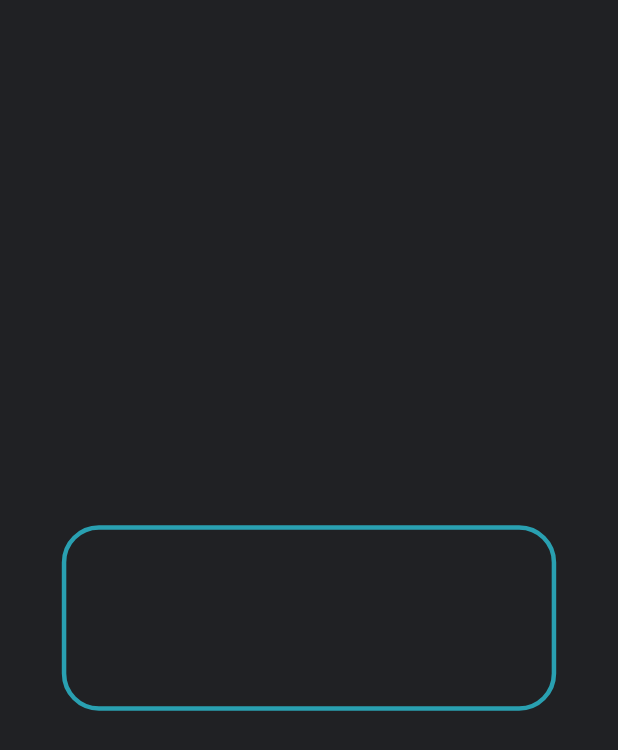
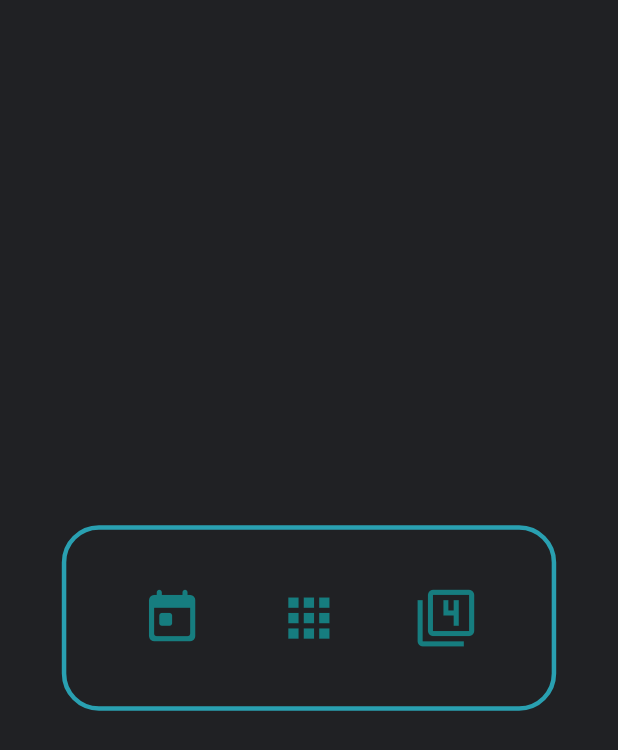
Before and after one commit to jatinkarthik-tripathy/totallyCool-Launcher, a Flutter app: the screen it shows after launch, on a phone screen of 412 x 824 dp. Shown: the top 750 px of the screen. Run offline on Flutter 3.47's test engine with Material 2 defaults, Android fonts, the phone set to English and light mode, and no system bars; missing offline and left inert: device_apps.

```diff
--- a/lib/main.dart
+++ b/lib/main.dart
@@ -1,5 +1,6 @@
 import 'package:flutter/material.dart';
 import 'package:flutter/services.dart';
+import 'package:launcher/screens/apps.dart';
 import 'package:launcher/screens/home.dart';
 
 void main() {
@@ -21,6 +22,10 @@ class MyApp extends StatelessWidget {
         accentColor: Color(0xFF29A0B1),
       ),
       home: MyHomePage(),
+      routes: <String, WidgetBuilder>{
+        '/home': (BuildContext context) => MyHomePage(),
+        '/apps': (BuildContext context) => Apps(),
+      },
     );
   }
 }
--- a/lib/screens/home.dart
+++ b/lib/screens/home.dart
@@ -1,11 +1,6 @@
 import 'package:flutter/material.dart';
 
-class MyHomePage extends StatefulWidget {
-  @override
-  _MyHomePageState createState() => _MyHomePageState();
-}
-
-class _MyHomePageState extends State<MyHomePage> {
+class MyHomePage extends StatelessWidget {
   @override
   Widget build(BuildContext context) {
     Size size = MediaQuery.of(context).size;
@@ -22,7 +17,43 @@ class _MyHomePageState extends State<MyHomePage> {
               width: 3,
             ),
           ),
-          child: Row(),
+          child: Row(
+            mainAxisAlignment: MainAxisAlignment.spaceEvenly,
+            children: [
+              InkWell(
+                enableFeedback: true,
+                highlightColor: Theme.of(context).accentColor,
+                onTap: () {},
+                child: Icon(
+                  Icons.today_rounded,
+                  color: Theme.of(context).primaryColor,
+                  size: size.height * 0.05,
+                ),
+              ),
+              InkWell(
+                enableFeedback: true,
+                highlightColor: Theme.of(context).accentColor,
+                onTap: () {
+                  Navigator.pushNamed(context, '/apps');
+                },
+                child: Icon(
+                  Icons.apps,
+                  color: Theme.of(context).primaryColor,
+                  size: size.height * 0.05,
+                ),
+              ),
+              InkWell(
+                enableFeedback: true,
+                highlightColor: Theme.of(context).accentColor,
+                onTap: () {},
+                child: Icon(
+                  Icons.filter_4,
+                  color: Theme.of(context).primaryColor,
+                  size: size.height * 0.05,
+                ),
+              ),
+            ],
+          ),
         ),
       ),
     );
--- a/pubspec.yaml
+++ b/pubspec.yaml
@@ -23,6 +23,7 @@ environment:
 dependencies:
   flutter:
     sdk: flutter
+  device_apps: ^1.2.0
 
 
   # The following adds the Cupertino Icons font to your application.
```
Also changed, not shown: lib/screens/apps.dart (added, +71 -0 lines), lib/utils/curatedApps.dart (added), pubspec.lock.
